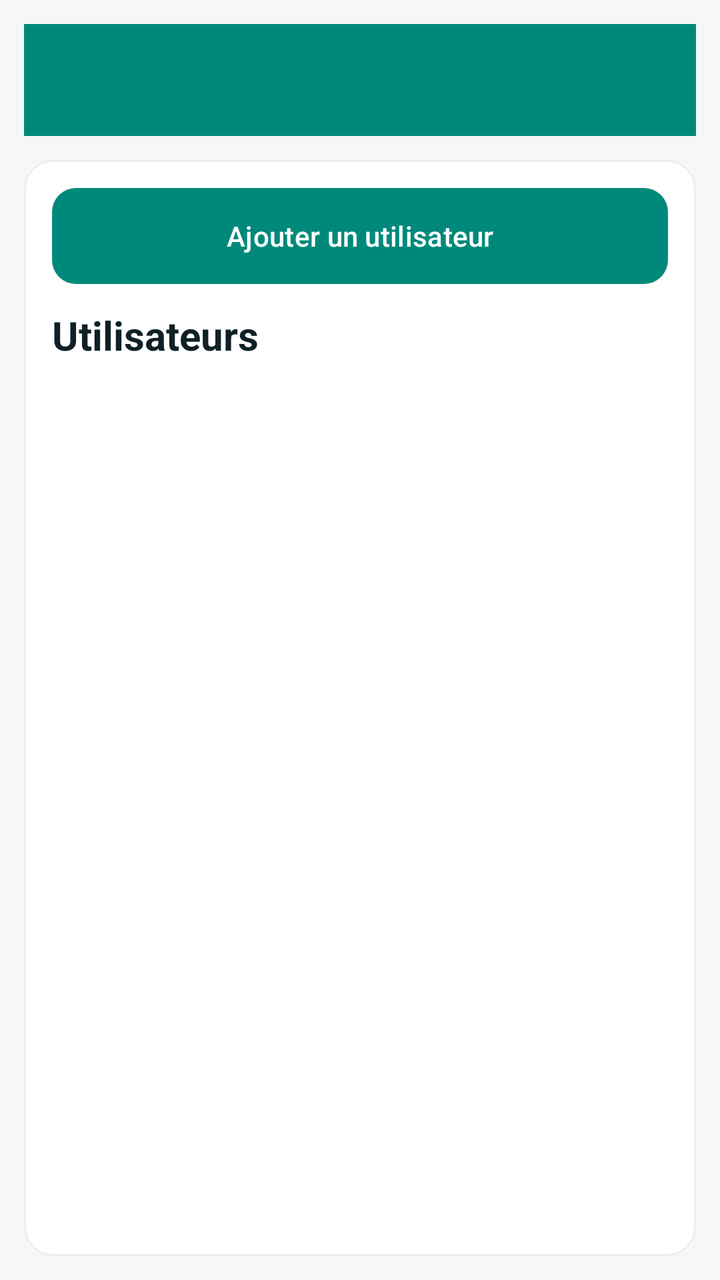
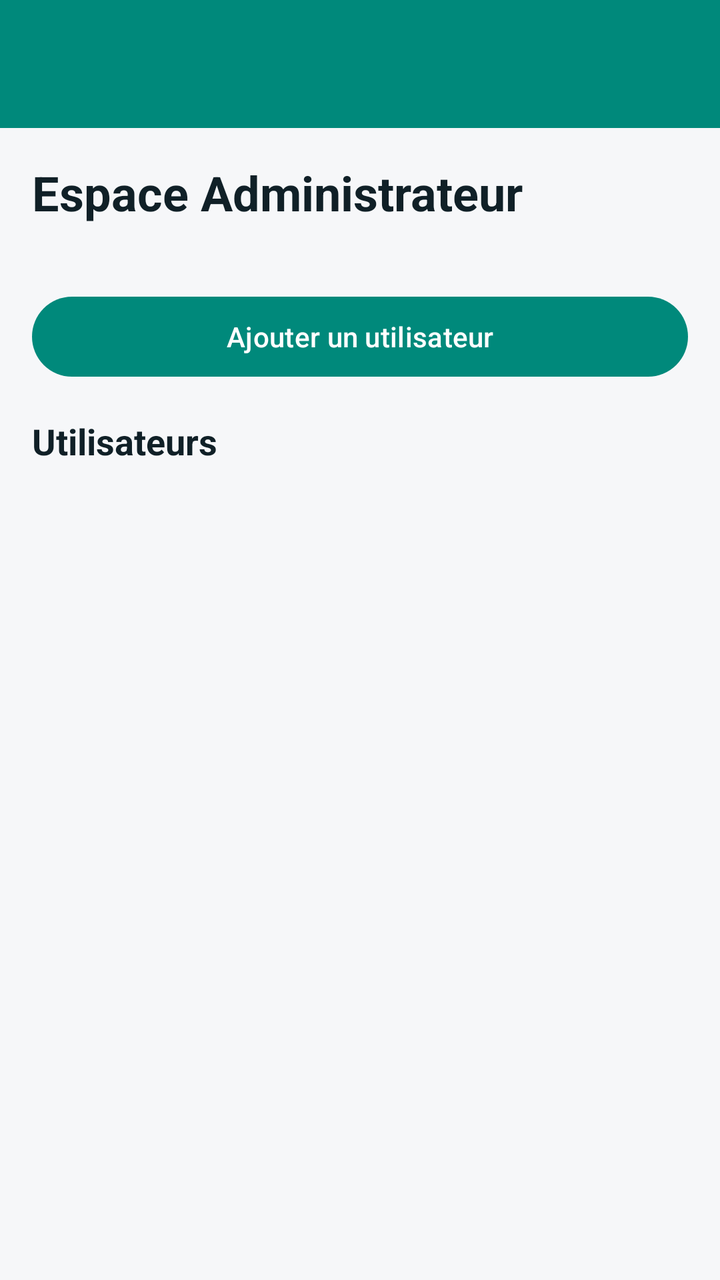

Before-and-after screenshots of an Android layout around one commit, followed by the original layout XML and the change that was made.
<!-- AndroidManifest.xml: application theme Theme.CabinetMedicalApp -->
<!-- res/layout/activity_admin.xml -->
<?xml version="1.0" encoding="utf-8"?>
<LinearLayout xmlns:android="http://schemas.android.com/apk/res/android"
    android:layout_width="match_parent"
    android:layout_height="match_parent"
    android:orientation="vertical"
    android:background="@color/background"
    android:padding="12dp">

    <androidx.appcompat.widget.Toolbar
        android:id="@+id/toolbar"
        android:layout_width="match_parent"
        android:layout_height="56dp"
        android:background="@color/colorPrimary"
        android:title="@string/title_admin"
        android:titleTextColor="@color/onPrimary"
        android:paddingLeft="16dp" />

    <LinearLayout
        android:layout_width="match_parent"
        android:layout_height="0dp"
        android:orientation="vertical"
        android:layout_weight="1"
        android:background="@drawable/card_bg"
        android:padding="14dp"
        android:layout_marginTop="12dp">

        <Button
            android:id="@+id/btn_add_user"
            style="@style/AppButton"
            android:layout_width="match_parent"
            android:layout_height="wrap_content"
            android:background="@drawable/button_bg_ripple"
            android:text="@string/btn_add_user" />

        <TextView
            android:layout_width="wrap_content"
            android:layout_height="wrap_content"
            android:text="@string/label_users"
            style="@style/Heading"
            android:layout_marginTop="12dp" />

        <androidx.recyclerview.widget.RecyclerView
            android:id="@+id/recycler_users"
            android:layout_width="match_parent"
            android:layout_height="0dp"
            android:layout_weight="1"
            android:layout_marginTop="8dp" />

    </LinearLayout>
</LinearLayout>
<!-- resources referenced by this layout -->
<resources>
  <color name="background">#F6F7F9</color>
  <color name="colorPrimary">#00897B</color>
  <color name="onPrimary">#FFFFFF</color>
  <!-- drawable button_bg_ripple (drawable) -->
  <?xml version="1.0" encoding="utf-8"?>
  <ripple xmlns:android="http://schemas.android.com/apk/res/android"
      android:color="?attr/colorControlHighlight">
      <item android:drawable="@drawable/button_bg" />
  </ripple>
  <!-- drawable card_bg (drawable) -->
  <?xml version="1.0" encoding="utf-8"?>
  <shape xmlns:android="http://schemas.android.com/apk/res/android" android:shape="rectangle">
      <solid android:color="@color/surface" />
      <stroke android:width="1dp" android:color="#EEEEEE" />
      <corners android:radius="14dp" />
      <padding android:left="14dp" android:top="14dp" android:right="14dp" android:bottom="14dp" />
  </shape>
  <string name="btn_add_user">Ajouter un utilisateur</string>
  <string name="label_users">Utilisateurs</string>
  <string name="title_admin">Espace Administrateur</string>
  <style name="AppButton">
          <item name="android:background">@drawable/button_bg_ripple</item>
          <item name="android:textColor">@color/onPrimary</item>
          <item name="android:paddingLeft">14dp</item>
          <item name="android:paddingRight">14dp</item>
          <item name="android:minHeight">48dp</item>
      </style>
  <style name="Heading">
          <item name="android:textColor">@color/onBackground</item>
          <item name="android:textSize">20sp</item>
          <item name="android:textStyle">bold</item>
      </style>
  <style name="Theme.CabinetMedicalApp" parent="Base.Theme.CabinetMedicalApp" />
  <!-- drawable button_bg (drawable) -->
  <?xml version="1.0" encoding="utf-8"?>
  <shape xmlns:android="http://schemas.android.com/apk/res/android" android:shape="rectangle">
      <solid android:color="@color/colorPrimary" />
      <corners android:radius="12dp" />
      <padding android:left="12dp" android:top="10dp" android:right="12dp" android:bottom="10dp" />
  </shape>
  <color name="surface">#FFFFFF</color>
  <color name="onBackground">#102027</color>
  <style name="Base.Theme.CabinetMedicalApp" parent="Theme.Material3.Light.NoActionBar">
          <item name="colorPrimary">@color/colorPrimary</item>
          <item name="colorOnPrimary">@color/onPrimary</item>
          <item name="colorPrimaryVariant">@color/colorPrimaryVariant</item>
          <item name="colorSecondary">@color/colorSecondary</item>
          <item name="android:statusBarColor">@color/colorPrimaryVariant</item>
          <item name="android:navigationBarColor">@color/background</item>
          <item name="android:windowBackground">@color/background</item>
          <item name="android:textColor">@color/onBackground</item>
      </style>
  <color name="colorPrimaryVariant">#00695C</color>
  <color name="colorSecondary">#26A69A</color>
</resources>

<!-- the commit's change to res/layout/activity_admin.xml (unified diff, before → after) -->
@@ -1,50 +1,45 @@
 <?xml version="1.0" encoding="utf-8"?>
 <LinearLayout xmlns:android="http://schemas.android.com/apk/res/android"
+    xmlns:app="http://schemas.android.com/apk/res-auto"
     android:layout_width="match_parent"
     android:layout_height="match_parent"
-    android:orientation="vertical"
-    android:background="@color/background"
-    android:padding="12dp">
+    android:orientation="vertical">
 
     <androidx.appcompat.widget.Toolbar
         android:id="@+id/toolbar"
         android:layout_width="match_parent"
-        android:layout_height="56dp"
-        android:background="@color/colorPrimary"
-        android:title="@string/title_admin"
-        android:titleTextColor="@color/onPrimary"
-        android:paddingLeft="16dp" />
+        android:layout_height="?attr/actionBarSize"
+        android:background="?attr/colorPrimary"
+        app:popupTheme="@style/ThemeOverlay.AppCompat.Light" />
 
-    <LinearLayout
+    <TextView
+        android:layout_width="wrap_content"
+        android:layout_height="wrap_content"
+        android:text="@string/title_admin"
+        android:textSize="24sp"
+        android:textStyle="bold"
+        android:padding="16dp" />
+
+    <Button
+        android:id="@+id/btn_add_user"
+        android:layout_width="match_parent"
+        android:layout_height="wrap_content"
+        android:text="@string/btn_add_user"
+        android:layout_margin="16dp" />
+
+    <TextView
+        android:layout_width="wrap_content"
+        android:layout_height="wrap_content"
+        android:text="@string/label_users"
+        android:textSize="18sp"
+        android:textStyle="bold"
+        android:paddingStart="16dp"
+        android:paddingEnd="16dp" />
+
+    <androidx.recyclerview.widget.RecyclerView
+        android:id="@+id/recycler_users"
         android:layout_width="match_parent"
         android:layout_height="0dp"
-        android:orientation="vertical"
         android:layout_weight="1"
-        android:background="@drawable/card_bg"
-        android:padding="14dp"
-        android:layout_marginTop="12dp">
-
-        <Button
-            android:id="@+id/btn_add_user"
-            style="@style/AppButton"
-            android:layout_width="match_parent"
-            android:layout_height="wrap_content"
-            android:background="@drawable/button_bg_ripple"
-            android:text="@string/btn_add_user" />
-
-        <TextView
-            android:layout_width="wrap_content"
-            android:layout_height="wrap_content"
-            android:text="@string/label_users"
-            style="@style/Heading"
-            android:layout_marginTop="12dp" />
-
-        <androidx.recyclerview.widget.RecyclerView
-            android:id="@+id/recycler_users"
-            android:layout_width="match_parent"
-            android:layout_height="0dp"
-            android:layout_weight="1"
-            android:layout_marginTop="8dp" />
-
-    </LinearLayout>
+        android:padding="8dp" />
 </LinearLayout>
<!-- resource entries referenced after the edit -->
@@ -3,44 +3,10 @@
   <color name="background">#F6F7F9</color>
   <color name="colorPrimary">#00897B</color>
   <color name="onPrimary">#FFFFFF</color>
-  <!-- drawable button_bg_ripple (drawable) -->
-  <?xml version="1.0" encoding="utf-8"?>
-  <ripple xmlns:android="http://schemas.android.com/apk/res/android"
-      android:color="?attr/colorControlHighlight">
-      <item android:drawable="@drawable/button_bg" />
-  </ripple>
-  <!-- drawable card_bg (drawable) -->
-  <?xml version="1.0" encoding="utf-8"?>
-  <shape xmlns:android="http://schemas.android.com/apk/res/android" android:shape="rectangle">
-      <solid android:color="@color/surface" />
-      <stroke android:width="1dp" android:color="#EEEEEE" />
-      <corners android:radius="14dp" />
-      <padding android:left="14dp" android:top="14dp" android:right="14dp" android:bottom="14dp" />
-  </shape>
   <string name="btn_add_user">Ajouter un utilisateur</string>
   <string name="label_users">Utilisateurs</string>
   <string name="title_admin">Espace Administrateur</string>
-  <style name="AppButton">
-          <item name="android:background">@drawable/button_bg_ripple</item>
-          <item name="android:textColor">@color/onPrimary</item>
-          <item name="android:paddingLeft">14dp</item>
-          <item name="android:paddingRight">14dp</item>
-          <item name="android:minHeight">48dp</item>
-      </style>
-  <style name="Heading">
-          <item name="android:textColor">@color/onBackground</item>
-          <item name="android:textSize">20sp</item>
-          <item name="android:textStyle">bold</item>
-      </style>
   <style name="Theme.CabinetMedicalApp" parent="Base.Theme.CabinetMedicalApp" />
-  <!-- drawable button_bg (drawable) -->
-  <?xml version="1.0" encoding="utf-8"?>
-  <shape xmlns:android="http://schemas.android.com/apk/res/android" android:shape="rectangle">
-      <solid android:color="@color/colorPrimary" />
-      <corners android:radius="12dp" />
-      <padding android:left="12dp" android:top="10dp" android:right="12dp" android:bottom="10dp" />
-  </shape>
-  <color name="surface">#FFFFFF</color>
   <color name="onBackground">#102027</color>
   <style name="Base.Theme.CabinetMedicalApp" parent="Theme.Material3.Light.NoActionBar">
           <item name="colorPrimary">@color/colorPrimary</item>
